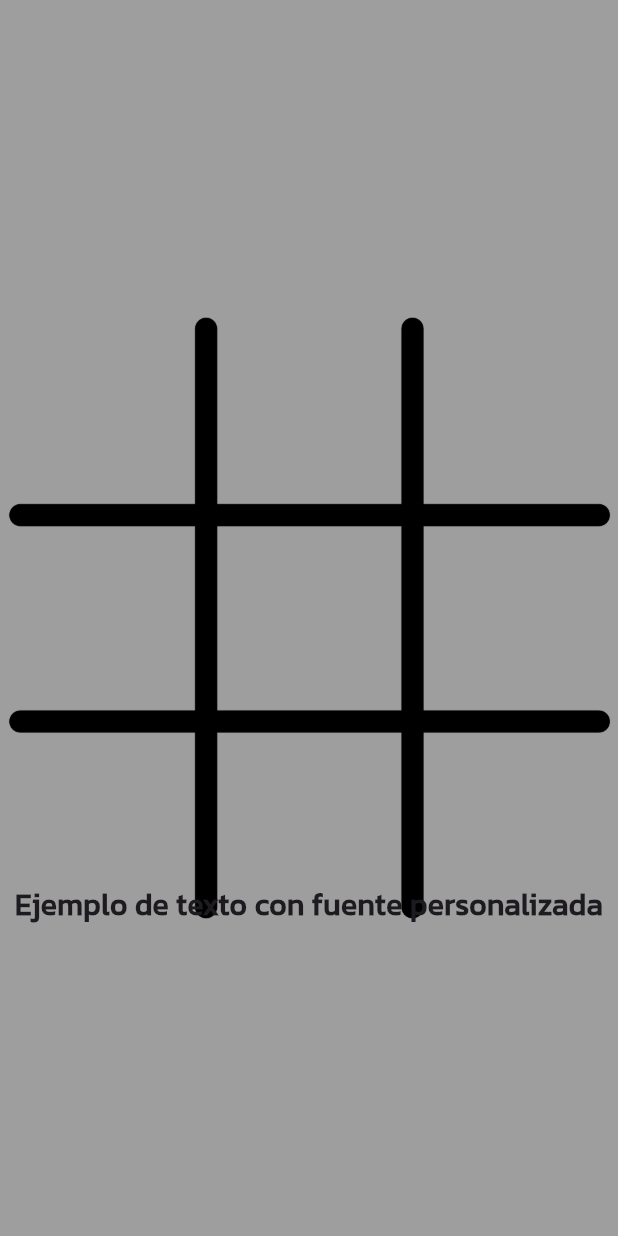
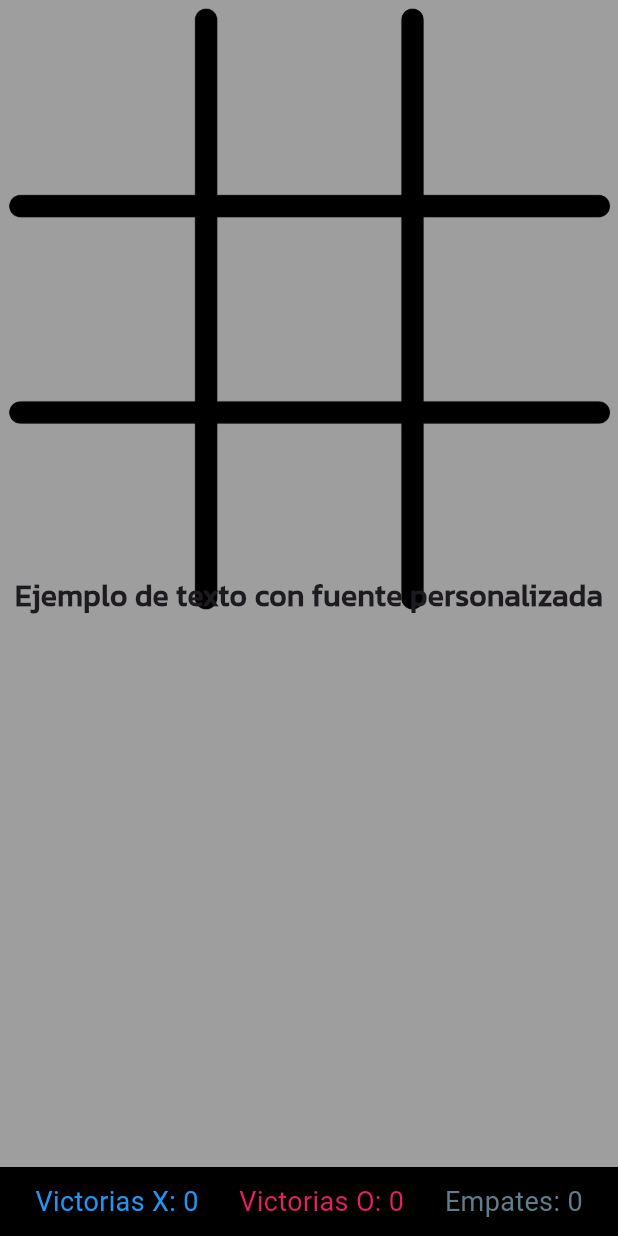
Before and after one commit to slaughtbear/R.A-Flutter-Gato, a Flutter app: the screen it shows after launch, on a phone screen of 412 x 824 dp. Run offline on Flutter 3.47's test engine with Material 3 defaults, Android fonts, the light colour scheme and no system bars.

Commit message:
Add: Widget de contadores

```diff
--- a/lib/pantallas/home.dart
+++ b/lib/pantallas/home.dart
@@ -12,16 +12,44 @@ class Home extends StatefulWidget {
 
 class _HomeState extends State<Home> {
   @override
-  Widget build(BuildContext context) { // Widget de fondo
+  Widget build(BuildContext context) {
     return Scaffold(
       backgroundColor: Colors.grey,
-      body: Center(
-        child: Stack(
-          children: [
-            Image.asset("imagenes/board.png"),
-            Controles()
-          ],
-        ),
+      body: Column(
+        crossAxisAlignment: CrossAxisAlignment.stretch,
+        children: [
+          // Contenido principal
+          Expanded(
+            child: Stack(
+              children: [
+                Image.asset("imagenes/board.png"),
+                Controles(),
+              ],
+            ),
+          ),
+          // Widget de contadores
+          Container(
+            padding: EdgeInsets.all(10.0),
+            color: Colors.black,
+            child: Row(
+              mainAxisAlignment: MainAxisAlignment.spaceAround,
+              children: [
+                Text(
+                  'Victorias X: 0',
+                  style: TextStyle(fontSize: 18.0, color: Colors.blue),
+                ),
+                Text(
+                  'Victorias O: 0',
+                  style: TextStyle(fontSize: 18.0, color: Colors.pink),
+                ),
+                Text(
+                  'Empates: 0',
+                  style: TextStyle(fontSize: 18.0, color: Colors.blueGrey),
+                ),
+              ],
+            ),
+          ),
+        ],
       ),
     );
   }
```
